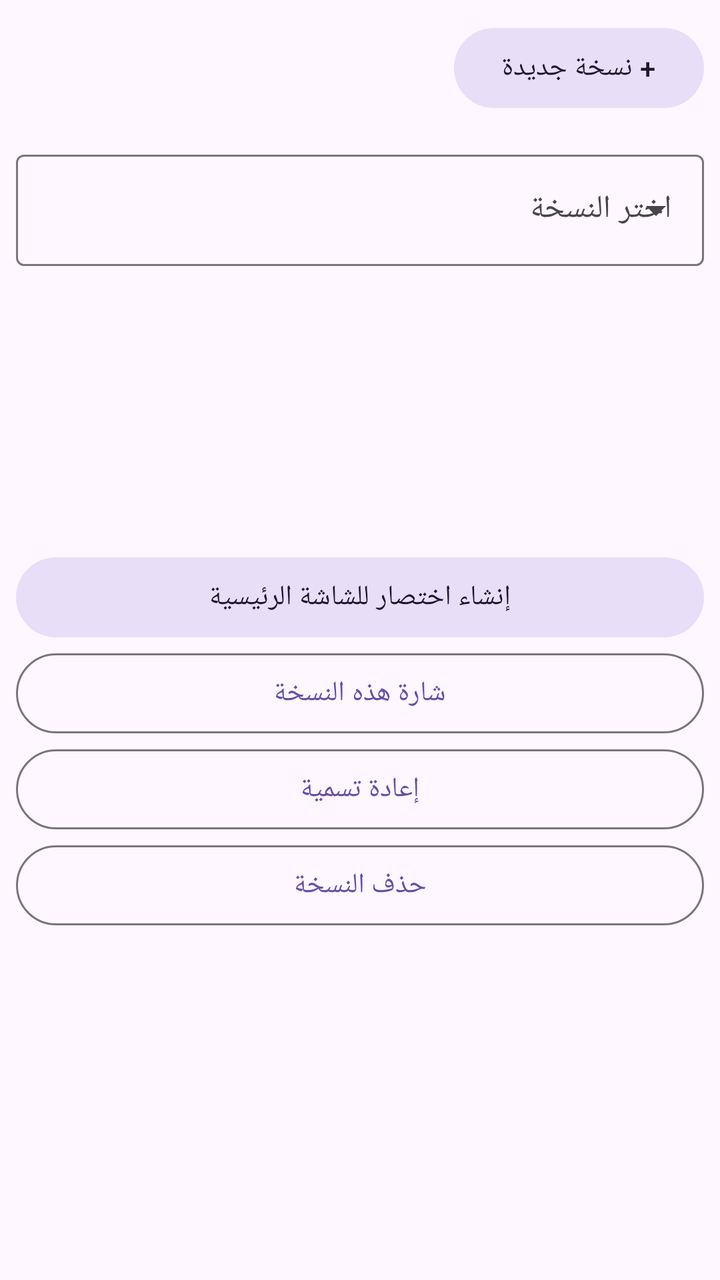
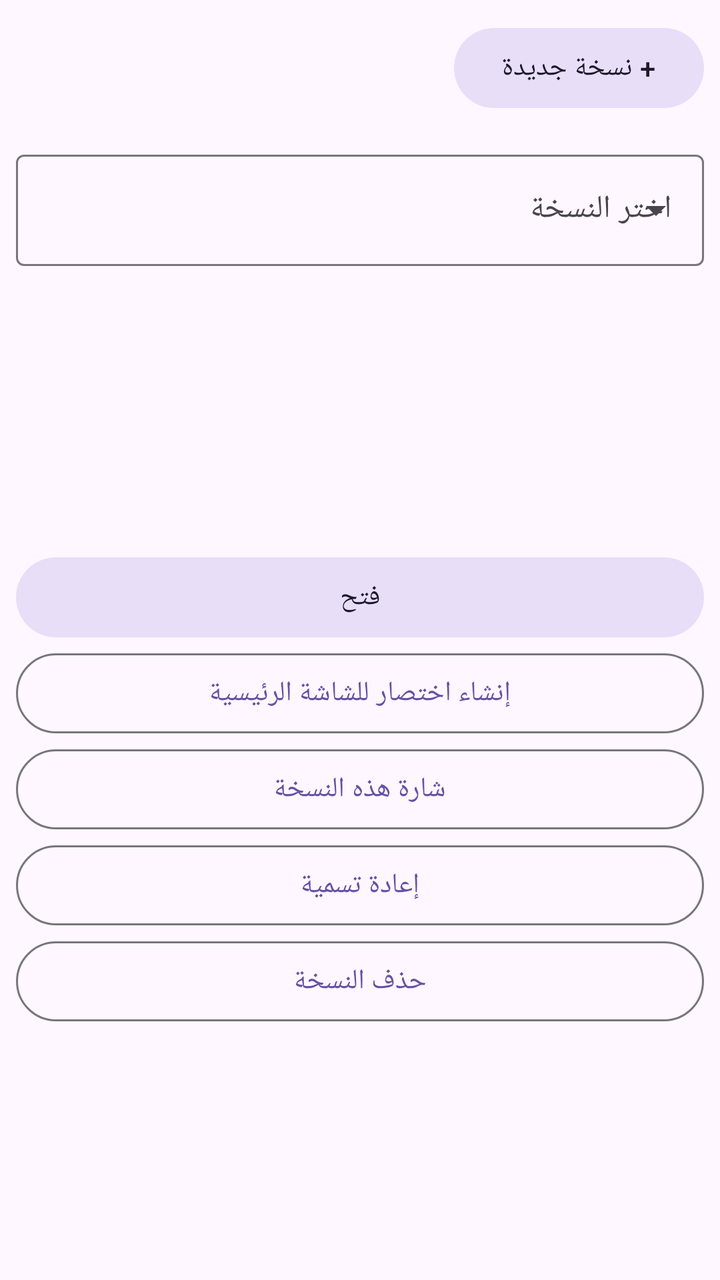

Before-and-after screenshots of an Android layout around one commit, followed by the original layout XML and the change that was made.
<!-- AndroidManifest.xml: application theme Theme.ClonePilot -->
<!-- res/layout/dialog_manage.xml -->
<?xml version="1.0" encoding="utf-8"?>
<ScrollView xmlns:android="http://schemas.android.com/apk/res/android"
    android:layout_width="match_parent"
    android:layout_height="wrap_content">

<LinearLayout
    android:orientation="vertical"
    android:layout_width="match_parent"
    android:layout_height="wrap_content"
    android:padding="8dp">

    <LinearLayout
        android:orientation="horizontal"
        android:layout_width="match_parent"
        android:layout_height="wrap_content"
        android:gravity="center_vertical">

        <ImageView
            android:id="@+id/app_icon"
            android:layout_width="52dp"
            android:layout_height="52dp" />

        <LinearLayout
            android:orientation="vertical"
            android:layout_width="0dp"
            android:layout_weight="1"
            android:layout_height="wrap_content"
            android:layout_marginStart="12dp">

            <TextView
                android:id="@+id/app_name"
                android:layout_width="wrap_content"
                android:layout_height="wrap_content"
                android:textAppearance="?attr/textAppearanceTitleMedium" />

            <TextView
                android:id="@+id/app_count"
                android:layout_width="wrap_content"
                android:layout_height="wrap_content"
                android:textAppearance="?attr/textAppearanceBodySmall" />
        </LinearLayout>

        <com.google.android.material.button.MaterialButton
            android:id="@+id/btn_new"
            android:layout_width="wrap_content"
            android:layout_height="wrap_content"
            android:text="@string/manage_new"
            style="@style/Widget.Material3.Button.TonalButton" />
    </LinearLayout>

    <com.google.android.material.textfield.TextInputLayout
        android:layout_width="match_parent"
        android:layout_height="wrap_content"
        android:layout_marginTop="12dp"
        android:hint="@string/manage_choose"
        style="@style/Widget.Material3.TextInputLayout.OutlinedBox.ExposedDropdownMenu">

        <AutoCompleteTextView
            android:id="@+id/spinner"
            android:layout_width="match_parent"
            android:layout_height="wrap_content"
            android:inputType="none" />
    </com.google.android.material.textfield.TextInputLayout>

    <ImageView
        android:id="@+id/selected_icon"
        android:layout_width="96dp"
        android:layout_height="96dp"
        android:layout_gravity="center_horizontal"
        android:layout_marginTop="12dp" />

    <TextView
        android:id="@+id/selected_name"
        android:layout_width="match_parent"
        android:layout_height="wrap_content"
        android:gravity="center"
        android:textAppearance="?attr/textAppearanceTitleMedium"
        android:layout_marginTop="4dp"
        android:layout_marginBottom="8dp" />

    <com.google.android.material.button.MaterialButton
        android:id="@+id/btn_shortcut"
        android:layout_width="match_parent"
        android:layout_height="wrap_content"
        android:text="@string/manage_shortcut_btn"
        style="@style/Widget.Material3.Button.TonalButton" />

    <com.google.android.material.button.MaterialButton
        android:id="@+id/btn_badge_one"
        android:layout_width="match_parent"
        android:layout_height="wrap_content"
        android:text="@string/manage_badge_btn"
        style="@style/Widget.Material3.Button.OutlinedButton" />

    <com.google.android.material.button.MaterialButton
        android:id="@+id/btn_rename"
        android:layout_width="match_parent"
        android:layout_height="wrap_content"
        android:text="@string/manage_rename_btn"
        style="@style/Widget.Material3.Button.OutlinedButton" />

    <com.google.android.material.button.MaterialButton
        android:id="@+id/btn_delete"
        android:layout_width="match_parent"
        android:layout_height="wrap_content"
        android:text="@string/manage_delete_btn"
        style="@style/Widget.Material3.Button.OutlinedButton" />
</LinearLayout>
</ScrollView>
<!-- resources referenced by this layout -->
<resources>
  <string name="manage_badge_btn">شارة هذه النسخة</string>
  <string name="manage_choose">اختر النسخة</string>
  <string name="manage_delete_btn">حذف النسخة</string>
  <string name="manage_new">+ نسخة جديدة</string>
  <string name="manage_rename_btn">إعادة تسمية</string>
  <string name="manage_shortcut_btn">إنشاء اختصار للشاشة الرئيسية</string>
  <style name="Theme.ClonePilot" parent="Theme.Material3.DayNight.NoActionBar">
          <item name="colorPrimary">@color/seed</item>
      </style>
  <color name="seed">#6750A4</color>
</resources>

<!-- the commit's change to res/layout/dialog_manage.xml (unified diff, before → after) -->
@@ -79,11 +79,18 @@
         android:layout_marginBottom="8dp" />
 
     <com.google.android.material.button.MaterialButton
+        android:id="@+id/btn_open"
+        android:layout_width="match_parent"
+        android:layout_height="wrap_content"
+        android:text="@string/open"
+        style="@style/Widget.Material3.Button.TonalButton" />
+
+    <com.google.android.material.button.MaterialButton
         android:id="@+id/btn_shortcut"
         android:layout_width="match_parent"
         android:layout_height="wrap_content"
         android:text="@string/manage_shortcut_btn"
-        style="@style/Widget.Material3.Button.TonalButton" />
+        style="@style/Widget.Material3.Button.OutlinedButton" />
 
     <com.google.android.material.button.MaterialButton
         android:id="@+id/btn_badge_one"
<!-- resource entries referenced after the edit -->
@@ -6,6 +6,7 @@
   <string name="manage_new">+ نسخة جديدة</string>
   <string name="manage_rename_btn">إعادة تسمية</string>
   <string name="manage_shortcut_btn">إنشاء اختصار للشاشة الرئيسية</string>
+  <string name="open">فتح</string>
   <style name="Theme.ClonePilot" parent="Theme.Material3.DayNight.NoActionBar">
           <item name="colorPrimary">@color/seed</item>
       </style>
